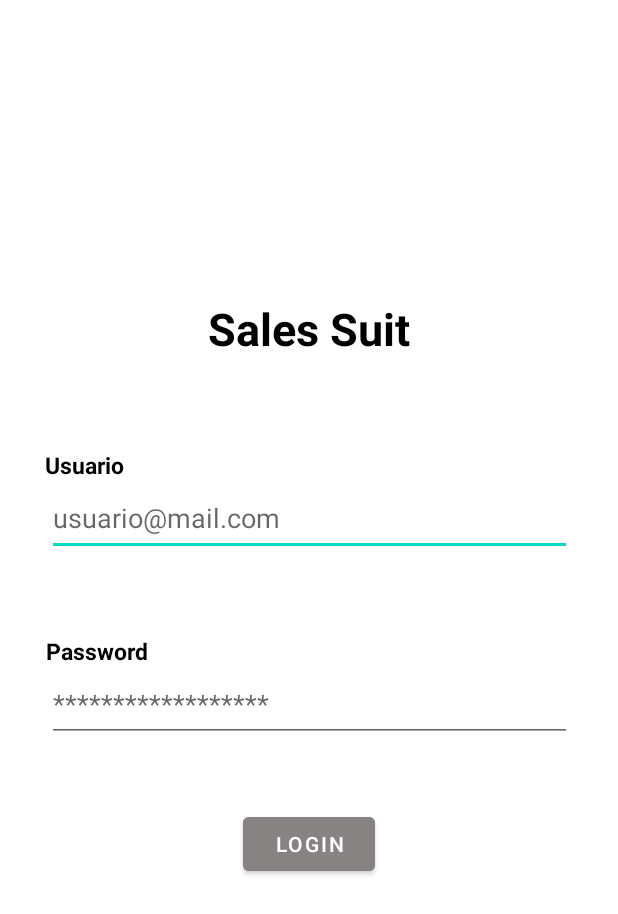
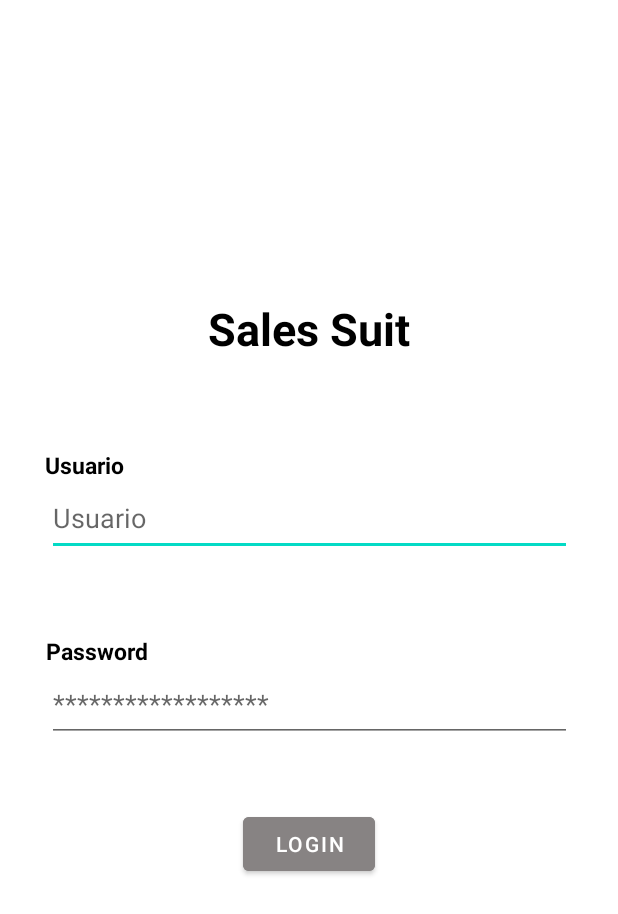
Before and after one commit to glat91/SaleSuit, an Android app: the screen it shows after launch (LoginActivity), on a phone screen of 412 x 824 dp. Shown: the top 914 px of the screen. Run offline under Robolectric (Android 15) with nearby library versions, the phone set to English and light mode, and no system bars; 4 statements that could not run were skipped.

Commit message:
Add: Sprint 3, layoutchangue

```diff
--- a/app/src/main/res/layout/fragment_login.xml
+++ b/app/src/main/res/layout/fragment_login.xml
@@ -40,8 +40,8 @@
         android:id="@+id/inp_userLogin"
         android:layout_width="350dp"
         android:layout_height="50dp"
-        android:hint="usuario@mail.com"
-        android:inputType="textEmailAddress"
+        android:hint="Usuario"
+        android:inputType="text"
         app:layout_constraintEnd_toEndOf="parent"
         app:layout_constraintHorizontal_bias="0.5"
         app:layout_constraintStart_toStartOf="parent"
```
